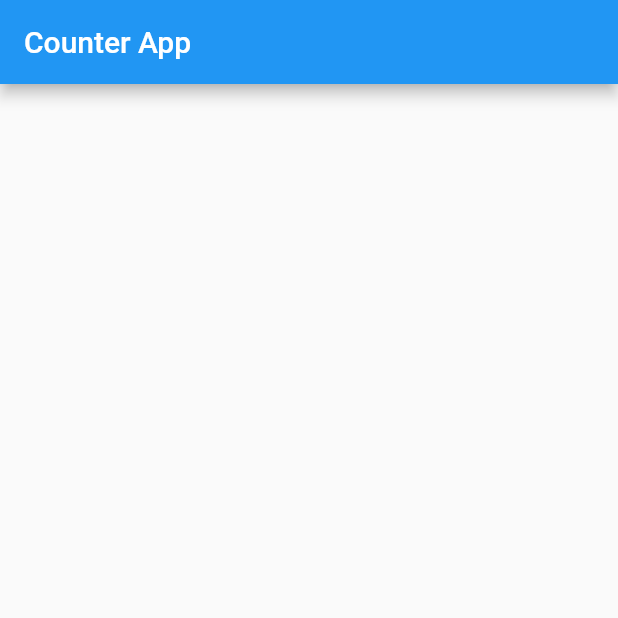
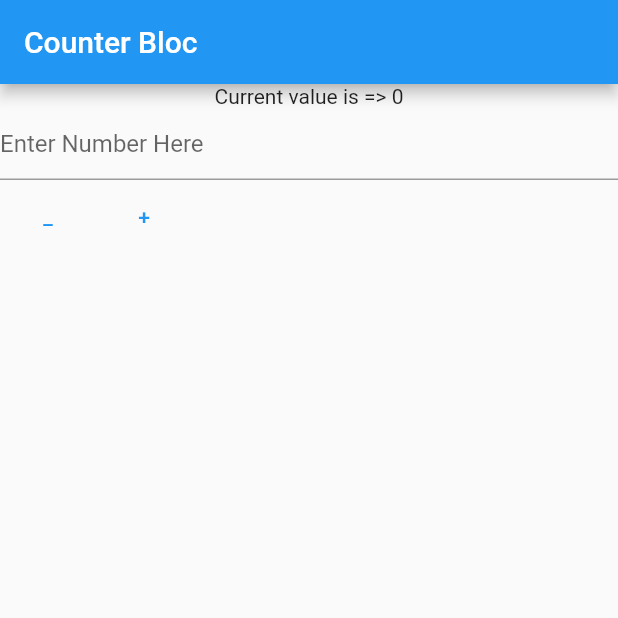
Before and after one commit to Aamirkhan55/bloc_counter_app, a Flutter app: the screen it shows after launch, on a phone screen of 412 x 824 dp, the top half of it. Run offline on Flutter 3.47's test engine with Material 2 defaults, Android fonts, the phone set to English and light mode, and no system bars; our stand-ins replace flutter_bloc.

Commit message:
Bloc Provider

```diff
--- a/lib/counter_state.dart
+++ b/lib/counter_state.dart
@@ -1,4 +1,5 @@
 import 'package:flutter/material.dart';
+import 'package:flutter_bloc/flutter_bloc.dart';
 
 @immutable
 abstract class CounterState {
@@ -38,3 +39,26 @@ class IncrementEvents extends CounterEvent {
 class DecrementEvents extends CounterEvent {
   const DecrementEvents(String value) : super(value);
 }
+
+// Bloc
+
+class CounterBloc extends Bloc<CounterEvent, CounterState> {
+  CounterBloc() : super(const CounterStateValid(0)) {
+    on<IncrementEvents>((event, emit) {
+     final intger = int.tryParse(event.value);
+     if (intger == null) {
+       emit(CounterStateInValid(inValidValue: event.value, previousValue: state.value));
+     } else {
+       emit(CounterStateValid(state.value + intger));
+     }
+    });
+     on<DecrementEvents>((event, emit) {
+     final intger = int.tryParse(event.value);
+     if (intger == null) {
+       emit(CounterStateInValid(inValidValue: event.value, previousValue: state.value));
+     } else {
+       emit(CounterStateValid(state.value - intger));
+     }
+    });
+  }
+}
--- a/lib/home_page.dart
+++ b/lib/home_page.dart
@@ -1,4 +1,6 @@
+import 'package:bloc_counter_app/counter_state.dart';
 import 'package:flutter/material.dart';
+import 'package:flutter_bloc/flutter_bloc.dart';
 
 class HomePage extends StatefulWidget {
   const HomePage({super.key});
@@ -8,13 +10,69 @@ class HomePage extends StatefulWidget {
 }
 
 class _HomePageState extends State<HomePage> {
+  late final TextEditingController _controller ;
+
+  @override
+  void initState() {
+    _controller = TextEditingController();
+    super.initState();
+  }
+
+  @override
+  void dispose() {
+    _controller.dispose();
+    super.dispose();
+  }
+
   @override
   Widget build(BuildContext context) {
-    return Scaffold(
-      appBar: AppBar(
-        title: const Text('Counter App'),
+    return BlocProvider(
+      create: (context) => CounterBloc(),
+      child: Scaffold(
+        appBar: AppBar(
+          title: const Text('Counter Bloc'),
+        ),
+        body: BlocConsumer<CounterBloc, CounterState>(
+          builder: (context, state) {
+           final invalidValue = (state is CounterStateInValid) ? state.inValidValue : '' ;
+            return Column(
+              children: [
+                Text('Current value is => ${state.value}'),
+                Visibility(
+                  visible: state is CounterStateInValid,
+                  child: Text('Invalid input : $invalidValue'),
+                  ),
+                  TextField(
+                    controller: _controller,
+                    keyboardType: TextInputType.number,
+                    decoration: const InputDecoration(
+                      hintText: 'Enter Number Here',
+                    ),
+                  ),
+                  Row(
+                    children: [
+                      TextButton(
+                        onPressed: () {
+                          context.read<CounterBloc>().add(DecrementEvents(_controller.text));
+                        },
+                        child: const Text('_'),
+                        ),
+                      TextButton(
+                        onPressed: () {
+                          context.read<CounterBloc>().add(IncrementEvents(_controller.text));
+                        },
+                        child: const Text('+'),
+                        ),
+                    ],
+                  )
+              ],
+            );
+          },
+          listener: (context, state) {
+            _controller.clear();
+          }
+          ),
       ),
-      body: Container(),
     );
   }
 }
```
